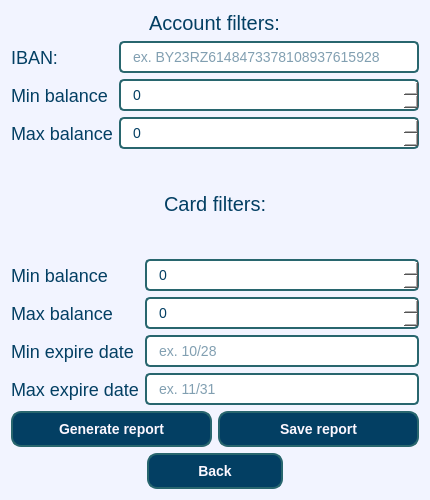
Old version of the form course_work/source/menu/Reports/accounts_and_cards_report.ui in the repository R-Kiselev/Lab1.
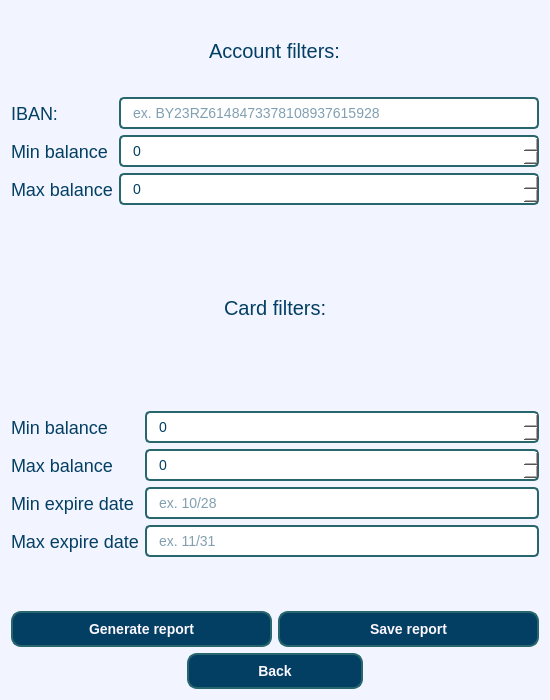
New version of the form.

What changed in the file:
```diff
--- a/course_work/source/menu/Reports/accounts_and_cards_report.ui
+++ b/course_work/source/menu/Reports/accounts_and_cards_report.ui
@@ -6,8 +6,8 @@
    <rect>
     <x>0</x>
     <y>0</y>
-    <width>430</width>
-    <height>500</height>
+    <width>550</width>
+    <height>700</height>
    </rect>
   </property>
   <property name="windowTitle">
```
